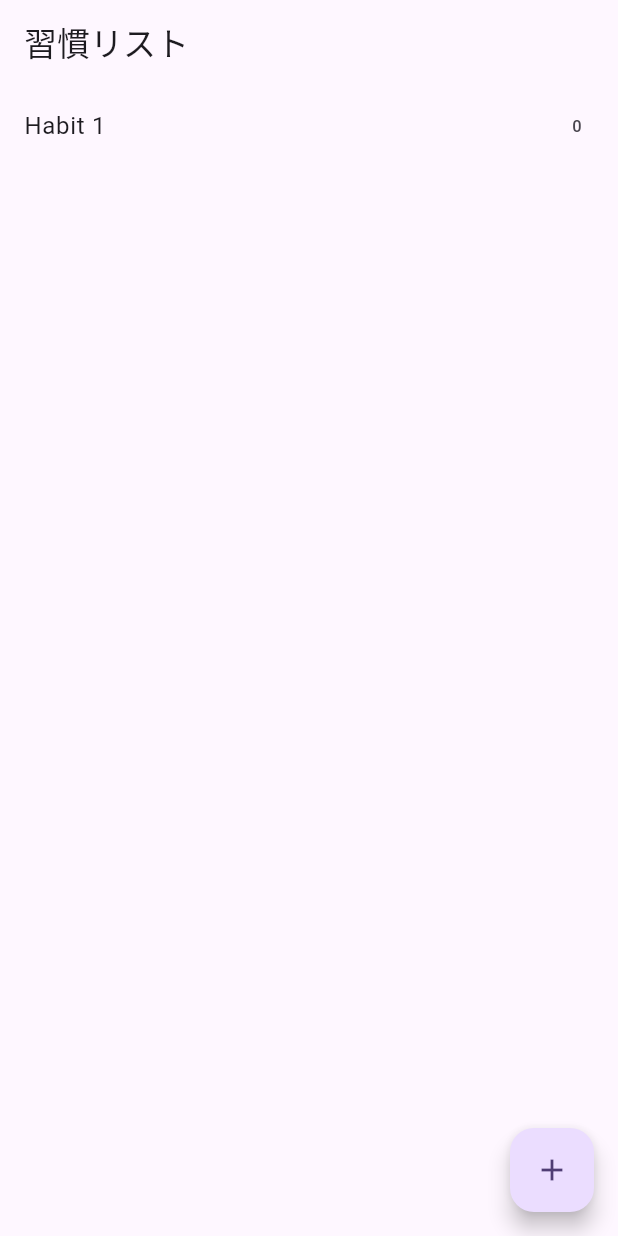
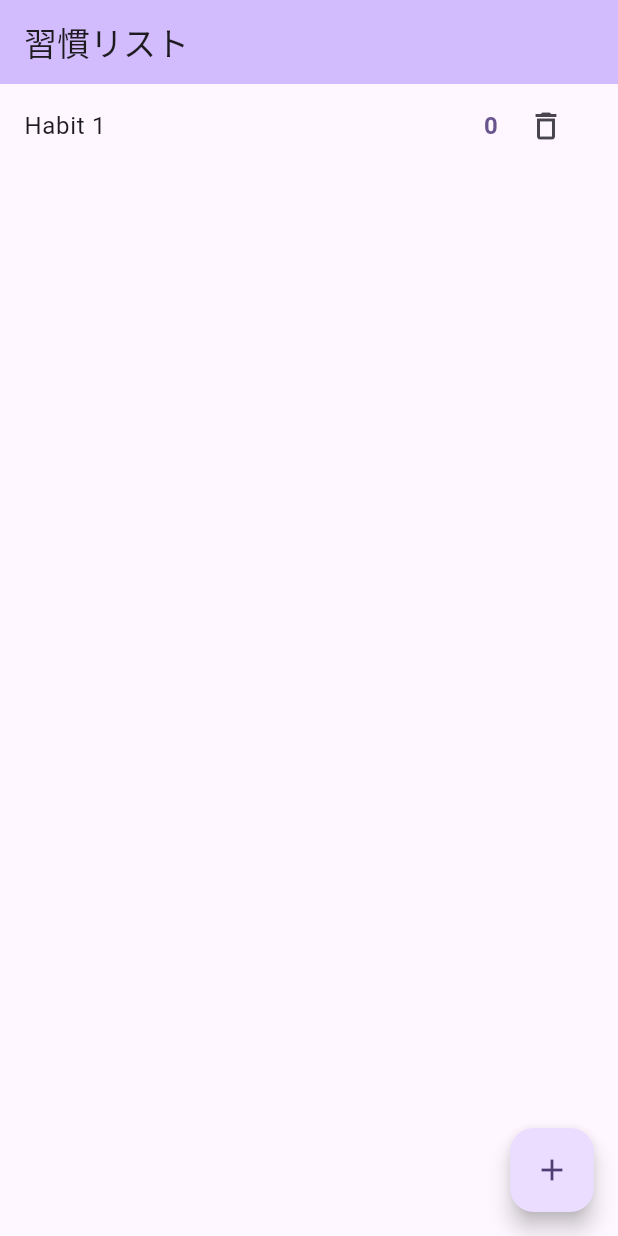
Before and after one commit to hid3h/yatta, a Flutter app: the screen it shows after launch, after a tap on the "add" icon, on a phone screen of 412 x 824 dp. Run offline on Flutter 3.47's test engine with Material 3 defaults, Android fonts, the phone set to English and light mode, and no system bars; our stand-ins replace flutter_riverpod.

Commit message:
feat: Riverpod導入とViewModelパターンへの移行
- flutter_riverpodパッケージを追加
- StatefulWidgetからConsumerWidgetへ移行
- HomeViewModelを作成し、状態管理ロジックを分離
- data層にHabitモデルを配置（domain層は削除）
- 習慣の削除機能を追加
- ViewModelの単体テストを実装
- UIの改善（空状態表示、削除ボタン追加）

```diff
--- /dev/null
+++ b/lib/data/models/habit.dart
@@ -0,0 +1,38 @@
+class Habit {
+  const Habit({
+    required this.id,
+    required this.name,
+    this.count = 0,
+  });
+
+  final String id;
+  final String name;
+  final int count;
+
+  Habit copyWith({
+    String? id,
+    String? name,
+    int? count,
+  }) {
+    return Habit(
+      id: id ?? this.id,
+      name: name ?? this.name,
+      count: count ?? this.count,
+    );
+  }
+
+  @override
+  bool operator ==(Object other) {
+    if (identical(this, other)) return true;
+    return other is Habit &&
+        other.id == id &&
+        other.name == name &&
+        other.count == count;
+  }
+
+  @override
+  int get hashCode => Object.hash(id, name, count);
+
+  @override
+  String toString() => 'Habit(id: $id, name: $name, count: $count)';
+}
--- a/lib/main.dart
+++ b/lib/main.dart
@@ -1,8 +1,9 @@
 import 'package:flutter/material.dart';
+import 'package:flutter_riverpod/flutter_riverpod.dart';
 import 'ui/home/home_page.dart';
 
 void main() {
-  runApp(const MyApp());
+  runApp(const ProviderScope(child: MyApp()));
 }
 
 class MyApp extends StatelessWidget {
--- a/lib/ui/home/home_page.dart
+++ b/lib/ui/home/home_page.dart
@@ -1,52 +1,52 @@
 import 'package:flutter/material.dart';
+import 'package:flutter_riverpod/flutter_riverpod.dart';
+import 'view_model/home_view_model.dart';
+import 'widgets/habit_list_item.dart';
 
-class Habit {
-  Habit(this.name);
-  final String name;
-  int count = 0;
-}
-
-class HomePage extends StatefulWidget {
+class HomePage extends ConsumerWidget {
   const HomePage({super.key});
 
   @override
-  State<HomePage> createState() => _HomePageState();
-}
+  Widget build(BuildContext context, WidgetRef ref) {
+    final habits = ref.watch(homeViewModelProvider);
+    final homeViewModel = ref.read(homeViewModelProvider.notifier);
 
-class _HomePageState extends State<HomePage> {
-  final List<Habit> _habits = [];
-
-  void _addHabit() {
-    setState(() {
-      _habits.add(Habit('Habit ${_habits.length + 1}'));
-    });
-  }
-
-  void _incrementHabit(int index) {
-    setState(() {
-      _habits[index].count += 1;
-    });
-  }
-
-  @override
-  Widget build(BuildContext context) {
     return Scaffold(
       appBar: AppBar(
         title: const Text('習慣リスト'),
+        backgroundColor: Theme.of(context).colorScheme.inversePrimary,
       ),
-      body: ListView.builder(
-        itemCount: _habits.length,
-        itemBuilder: (context, index) {
-          final habit = _habits[index];
-          return ListTile(
-            title: Text(habit.name),
-            trailing: Text(habit.count.toString()),
-            onTap: () => _incrementHabit(index),
-          );
-        },
-      ),
+      body: habits.isEmpty
+          ? const Center(
+              child: Column(
+                mainAxisAlignment: MainAxisAlignment.center,
+                children: [
+                  Icon(
+                    Icons.track_changes,
+                    size: 64,
+                    color: Colors.grey,
+                  ),
+                  SizedBox(height: 16),
+                  Text(
+                    '習慣を追加してみましょう！',
+                    style: TextStyle(
+                      fontSize: 18,
+                      color: Colors.grey,
+                    ),
+                  ),
+                ],
+              ),
+            )
+          : ListView.builder(
+              itemCount: habits.length,
+              itemBuilder: (context, index) {
+                final habit = habits[index];
+                return HabitListItem(habit: habit);
+              },
+            ),
       floatingActionButton: FloatingActionButton(
-        onPressed: _addHabit,
+        onPressed: () => homeViewModel.addHabit(),
+        tooltip: '習慣を追加',
         child: const Icon(Icons.add),
       ),
     );
--- /dev/null
+++ b/lib/ui/home/view_model/home_view_model.dart
@@ -0,0 +1,40 @@
+import 'package:flutter_riverpod/flutter_riverpod.dart';
+import '../../../data/models/habit.dart';
+
+class HomeViewModel extends StateNotifier<List<Habit>> {
+  HomeViewModel() : super([]);
+
+  void addHabit() {
+    final newHabit = Habit(
+      id: DateTime.now().millisecondsSinceEpoch.toString(),
+      name: 'Habit ${state.length + 1}',
+    );
+    state = [...state, newHabit];
+  }
+
+  void incrementHabit(String habitId) {
+    state = state.map((habit) {
+      if (habit.id == habitId) {
+        return habit.copyWith(count: habit.count + 1);
+      }
+      return habit;
+    }).toList();
+  }
+
+  void removeHabit(String habitId) {
+    state = state.where((habit) => habit.id != habitId).toList();
+  }
+
+  void updateHabitName(String habitId, String newName) {
+    state = state.map((habit) {
+      if (habit.id == habitId) {
+        return habit.copyWith(name: newName);
+      }
+      return habit;
+    }).toList();
+  }
+}
+
+final homeViewModelProvider = StateNotifierProvider<HomeViewModel, List<Habit>>(
+  (ref) => HomeViewModel(),
+);
--- /dev/null
+++ b/lib/ui/home/widgets/habit_list_item.dart
@@ -0,0 +1,41 @@
+import 'package:flutter/material.dart';
+import 'package:flutter_riverpod/flutter_riverpod.dart';
+import '../../../data/models/habit.dart';
+import '../view_model/home_view_model.dart';
+
+class HabitListItem extends ConsumerWidget {
+  const HabitListItem({
+    super.key,
+    required this.habit,
+  });
+
+  final Habit habit;
+
+  @override
+  Widget build(BuildContext context, WidgetRef ref) {
+    final homeViewModel = ref.read(homeViewModelProvider.notifier);
+
+    return ListTile(
+      title: Text(habit.name),
+      trailing: Row(
+        mainAxisSize: MainAxisSize.min,
+        children: [
+          Text(
+            habit.count.toString(),
+            style: Theme.of(context).textTheme.titleMedium?.copyWith(
+              fontWeight: FontWeight.bold,
+              color: Theme.of(context).primaryColor,
+            ),
+          ),
+          const SizedBox(width: 8),
+          IconButton(
+            icon: const Icon(Icons.delete_outline),
+            onPressed: () => homeViewModel.removeHabit(habit.id),
+            tooltip: '削除',
+          ),
+        ],
+      ),
+      onTap: () => homeViewModel.incrementHabit(habit.id),
+    );
+  }
+}
```
Also changed, not shown: pubspec.yaml (+8 -0 lines), pubspec.lock, 2 other files.
